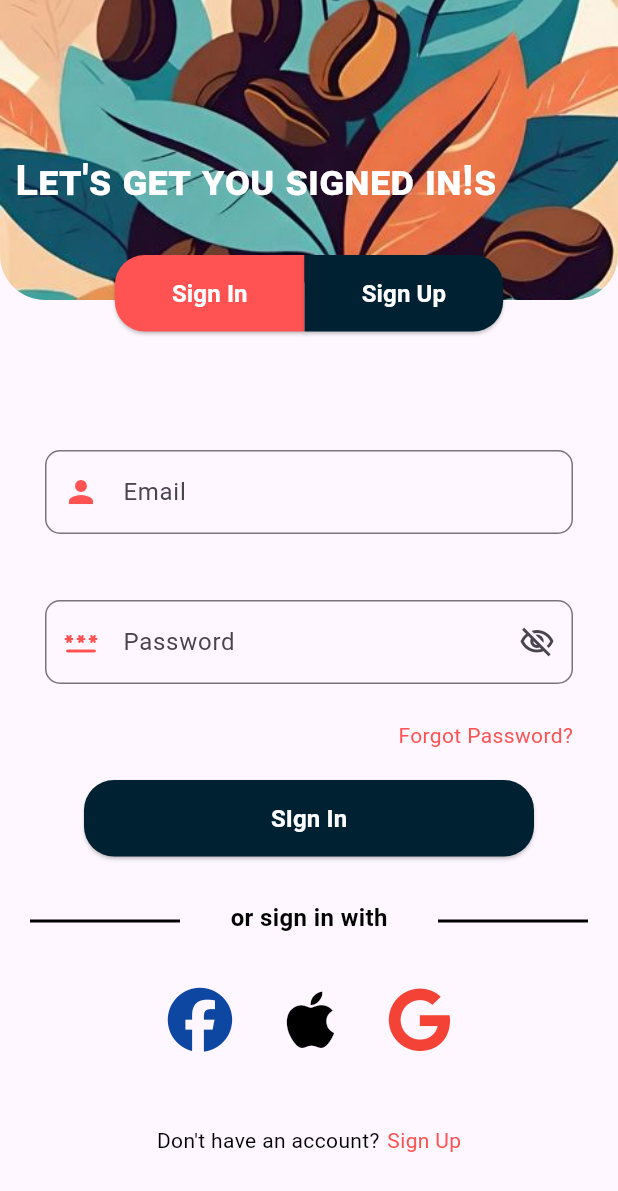
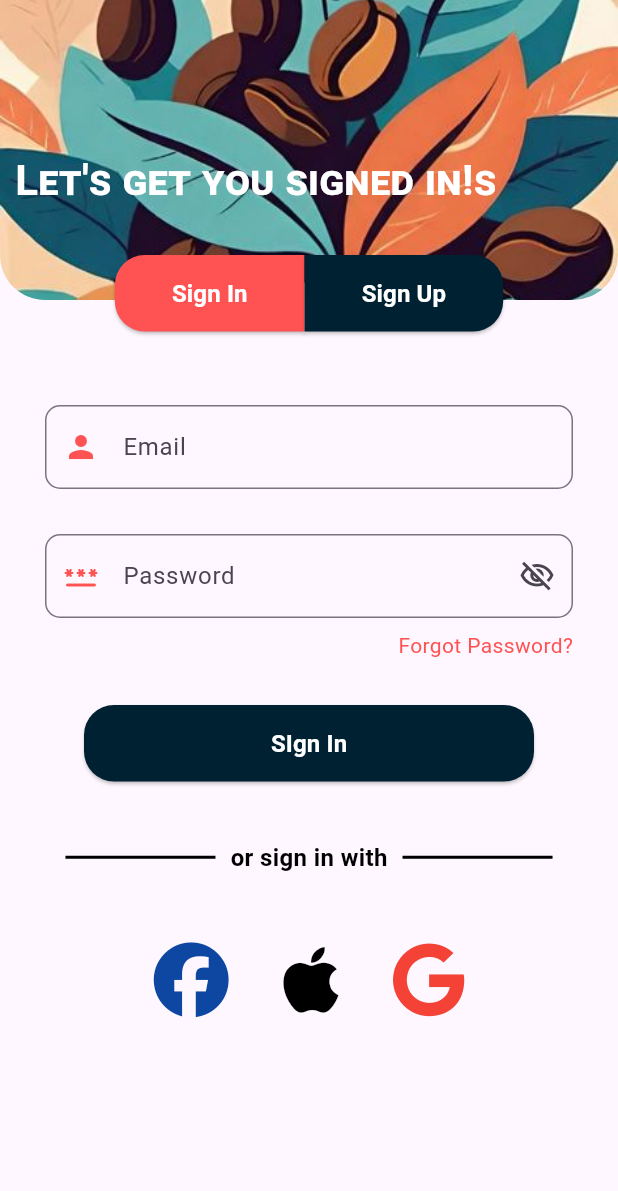
Before and after one commit to MahmoudShawky1612/cavosh, a Flutter app: the screen it shows after launch, on a phone screen of 412 x 824 dp. Shown: the top 1191 px of the screen. Run offline on Flutter 3.47's test engine with Material 3 defaults, Android fonts, the phone set to English and light mode, and no system bars; our stand-ins replace font_awesome_flutter.

Commit message:
refactoring sign in screen

```diff
--- /dev/null
+++ b/lib/features/signin/view/forgot_password.dart
@@ -0,0 +1,21 @@
+import 'package:flutter/cupertino.dart';
+
+import '../../../core/constants/colors.dart';
+import '../../../core/utils/text.dart';
+
+class ForgotPassword extends StatelessWidget{
+  const ForgotPassword({super.key});
+
+  @override
+  Widget build(BuildContext context) {
+   return Positioned(
+     top: 420,
+     right: 30,
+     child: Text(
+       "Forgot Password?",
+       style: AppTextStyles.small.copyWith(color: AppColors.primary),
+     ),
+   );
+  }
+
+}
--- /dev/null
+++ b/lib/features/signin/view/separator.dart
@@ -0,0 +1,45 @@
+import 'package:flutter/cupertino.dart';
+
+import '../../../core/constants/colors.dart';
+import '../../../core/utils/text.dart';
+
+class Separator extends StatelessWidget{
+  const Separator({super.key});
+
+  @override
+  Widget build(BuildContext context) {
+    return Positioned(
+      top: 560,
+      left: 0,
+      right: 0,
+      child: Row(
+        mainAxisAlignment: MainAxisAlignment.center,
+        children: [
+        Container(
+        width:100,
+        height: 2,
+        decoration: const BoxDecoration(
+            color: AppColors.black
+        ),
+      ),
+          const SizedBox(width: 10,),
+        Align(
+          alignment: Alignment.center,
+          child: Text(
+            "or sign in with",
+            style: AppTextStyles.medium.copyWith(color: AppColors.black),
+          ),
+        ),
+        const SizedBox(width: 10,),
+      Container(
+      width:100,
+      height: 2,
+      decoration: const BoxDecoration(
+      color: AppColors.black
+      ),
+      ),
+        ],
+      ),
+    );
+  }
+}
--- /dev/null
+++ b/lib/features/signin/view/sign_in_button.dart
@@ -0,0 +1,23 @@
+import 'package:flutter/cupertino.dart';
+
+import '../../../core/widgets/custom_button.dart';
+
+class SignInButton extends StatelessWidget {
+  const SignInButton({super.key});
+
+
+  @override
+  Widget build(BuildContext context) {
+    return Positioned
+      (
+      top: 470,
+      left: 0,
+      right: 0,
+      child: Align(
+          alignment: Alignment.center ,
+          child: SizedBox(
+              width: 300,
+              child: CustomButton(text: "SIgn In", onPressed: (){}))),
+    );
+  }
+}
--- a/lib/features/signin/view/sign_in_screen.dart
+++ b/lib/features/signin/view/sign_in_screen.dart
@@ -2,6 +2,10 @@ import 'package:cavosh/core/widgets/custom_button.dart';
 import 'package:cavosh/core/widgets/custom_header.dart';
 import 'package:cavosh/core/widgets/custom_header_text.dart';
 import 'package:cavosh/core/widgets/custom_text_field.dart';
+import 'package:cavosh/features/signin/view/separator.dart';
+import 'package:cavosh/features/signin/view/sign_in_button.dart';
+import 'package:cavosh/features/signin/view/text_fields.dart';
+import 'package:cavosh/features/signin/view/third_party.dart';
 import 'package:cavosh/features/signup/view/sign_up_screen.dart';
 import 'package:flutter/cupertino.dart';
 import 'package:flutter/material.dart';
@@ -9,6 +13,7 @@ import 'package:font_awesome_flutter/font_awesome_flutter.dart';
 
 import '../../../core/constants/colors.dart';
 import '../../../core/utils/text.dart';
+import 'forgot_password.dart';
 import 'header_button.dart';
 
 class SignInScreen extends StatefulWidget {
@@ -29,125 +34,14 @@ class _SignInScreenState extends State<SignInScreen> {
       child:  Scaffold(
         body: Stack(
           children: [
-            CustomHeader(),
-            CustomHeaderText(text: "Let's get you signed in!s",),
-            SignInHeaderButton(),
-            const Positioned(
-                top: 300,
-                left: 30,
-                right: 30,
-                child:  CustomTextField(text: "Email", prefixIcon: Icon(Icons.person), prefixIconColor: AppColors.primary,)),
-            const Positioned(
-                top: 400,
-                left: 30,
-                right: 30,
-                child: CustomTextField(text: "Password", prefixIcon: Icon(Icons.password_rounded), prefixIconColor: AppColors.primary, suffixIcon: Icons.remove_red_eye_outlined, isPassword: true,)),
-            Positioned(
-                top: 480,
-                right: 30,
-              child: Text(
-                "Forgot Password?",
-                style: AppTextStyles.small.copyWith(color: AppColors.primary),
-              ),
-            ),
-            Positioned
-              (
-              top: 520,
-              left: 0,
-              right: 0,
-              child: Align(
-                  alignment: Alignment.center ,
-                  child: SizedBox(
-                      width: 300,
-                      child: CustomButton(text: "SIgn In", onPressed: (){}))),
-            ),
-            Positioned(
-                top: 600,
-                right: 0,
-                left: 0,
-              child: SizedBox(
-                width: double.infinity,
-                child: Align(
-                  alignment: Alignment.center,
-                  child: Text(
-                    "or sign in with",
-                    style: AppTextStyles.medium.copyWith(color: AppColors.black),
-                  ),
-                ),
-              ),
-            ),
-           Positioned(
-             top: 613,
-             left: 20,
-             child:  Container(
-             width:100,
-             height: 2,
-             decoration: const BoxDecoration(
-                 color: AppColors.black
-             ),
-           ),),
-            Positioned(
-             top: 613,
-             right:  20,
-             child:  Container(
-             width:100,
-             height: 2,
-             decoration: const BoxDecoration(
-               color: AppColors.black
-             ),
-           ),),
-            Positioned(
-              top: 650,
-              left: 0,
-              right: 0,
-              child: Center(
-                child: Row(
-                  mainAxisAlignment: MainAxisAlignment.center,
-                  children: [
-                    IconButton(
-                      onPressed: () {},
-                      icon: const FaIcon(
-                        FontAwesomeIcons.facebook,
-                        color: AppColors.blue,
-                        size: 43,
-                      ),
-                    ),
-                    SizedBox(width: 20,),
-                    IconButton(
-                      onPressed: () {},
-                      icon:  const FaIcon(
-                        FontAwesomeIcons.apple,
-                        color: AppColors.black,
-                        size: 43,
-                      ),
-                    ),
-                    SizedBox(width: 20,),
-                    IconButton(
-                      onPressed: () {},
-                      icon: const FaIcon(
-                        FontAwesomeIcons.google,
-                        color: Colors.red,
-                        size: 43,
-                      ),
-                    ),
-                  ],
-                ),
-              ),
-            ),
-
-           Positioned(
-             top: 750,
-             left: 0,
-             right: 0,
-             child: Row(
-               mainAxisAlignment: MainAxisAlignment.center,
-               children: [
-                 Text("Don't have an account?", style: AppTextStyles.small.copyWith(color: AppColors.black),),
-                 const SizedBox(width: 5,),
-                 Text("Sign Up", style: AppTextStyles.small.copyWith(color: AppColors.primary),),
-               ],
-             ),
-           )
+            const CustomHeader(),
+            const CustomHeaderText(text: "Let's get you signed in!s",),
+            const SignInHeaderButton(),
+            TextFields(),
+            const ForgotPassword(),
+            const SignInButton(),
+            const Separator(),
+            const ThirdParty(),
           ],
         ),
       ),
--- /dev/null
+++ b/lib/features/signin/view/text_fields.dart
@@ -0,0 +1,25 @@
+import 'package:flutter/cupertino.dart';
+import 'package:flutter/material.dart';
+
+import '../../../core/constants/colors.dart';
+import '../../../core/widgets/custom_text_field.dart';
+
+class TextFields extends StatelessWidget{
+  @override
+  Widget build(BuildContext context) {
+    return const Positioned(
+      top: 270,
+      left: 30,
+      right: 30,
+      child: Column(
+        children: [
+          CustomTextField(text: "Email", prefixIcon: Icon(Icons.person), prefixIconColor: AppColors.primary,),
+          SizedBox(height: 30,),
+          CustomTextField(text: "Password", prefixIcon: Icon(Icons.password_rounded), prefixIconColor: AppColors.primary, suffixIcon: Icons.remove_red_eye_outlined, isPassword: true,),
+        ],
+      ),
+    );
+
+  }
+
+}
--- /dev/null
+++ b/lib/features/signin/view/third_party.dart
@@ -0,0 +1,52 @@
+import 'package:flutter/cupertino.dart';
+import 'package:flutter/material.dart';
+import 'package:font_awesome_flutter/font_awesome_flutter.dart';
+
+import '../../../core/constants/colors.dart';
+
+class ThirdParty extends StatelessWidget{
+  const ThirdParty({super.key});
+
+  @override
+  Widget build(BuildContext context) {
+   return Positioned(
+     top: 620,
+     left: 0,
+     right: 0,
+     child: Center(
+       child: Row(
+         mainAxisAlignment: MainAxisAlignment.center,
+         children: [
+           IconButton(
+             onPressed: () {},
+             icon: const FaIcon(
+               FontAwesomeIcons.facebook,
+               color: AppColors.blue,
+               size: 50,
+             ),
+           ),
+           const SizedBox(width: 20,),
+           IconButton(
+             onPressed: () {},
+             icon:  const FaIcon(
+               FontAwesomeIcons.apple,
+               color: AppColors.black,
+               size: 50,
+             ),
+           ),
+           const SizedBox(width: 20,),
+           IconButton(
+             onPressed: () {},
+             icon: const FaIcon(
+               FontAwesomeIcons.google,
+               color: Colors.red,
+               size: 50,
+             ),
+           ),
+         ],
+       ),
+     ),
+   );
+  }
+
+}
```
